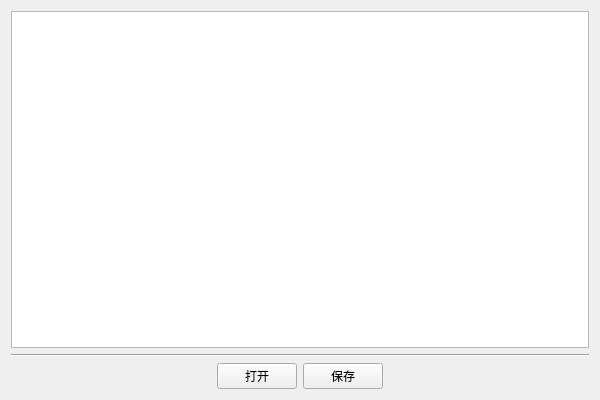
The window that TextEditor/texteditor.ui (lbwanghr/QtSamples) describes before a commit, drawn with Qt 5.
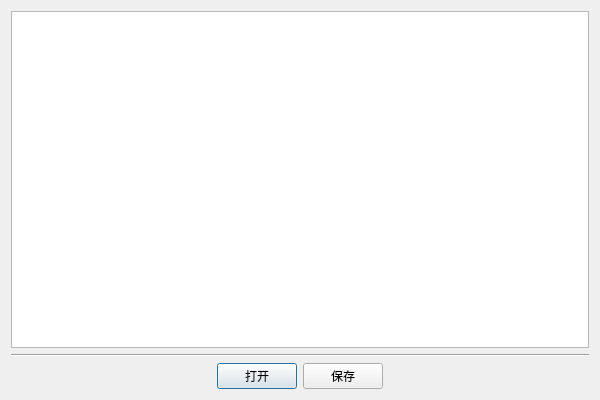
The same window after the commit.

```diff
--- a/TextEditor/texteditor.ui
+++ b/TextEditor/texteditor.ui
@@ -1,7 +1,7 @@
 <?xml version="1.0" encoding="UTF-8"?>
 <ui version="4.0">
  <class>TextEditorClass</class>
- <widget class="QMainWindow" name="TextEditorClass">
+ <widget class="QDialog" name="TextEditorClass">
   <property name="geometry">
    <rect>
     <x>0</x>
@@ -13,7 +13,6 @@
   <property name="windowTitle">
    <string>TextEditor</string>
   </property>
-  <widget class="QWidget" name="centralWidget">
    <layout class="QVBoxLayout" name="verticalLayout">
     <item>
      <widget class="QPlainTextEdit" name="textContent"/>
@@ -70,7 +69,6 @@
      </layout>
     </item>
    </layout>
-  </widget>
  </widget>
  <layoutdefault spacing="6" margin="11"/>
  <resources>
```
Left out of the diff: 2 changed lines with no effect on the pictures. Lines whose indentation alone changed are shown as unchanged.
